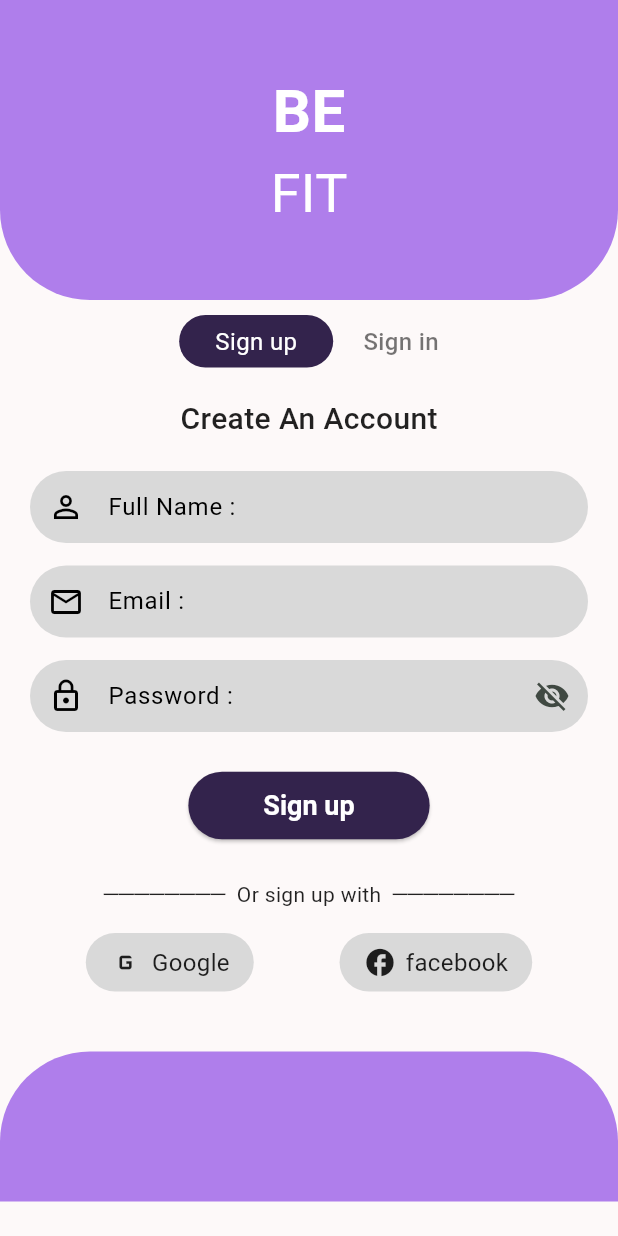
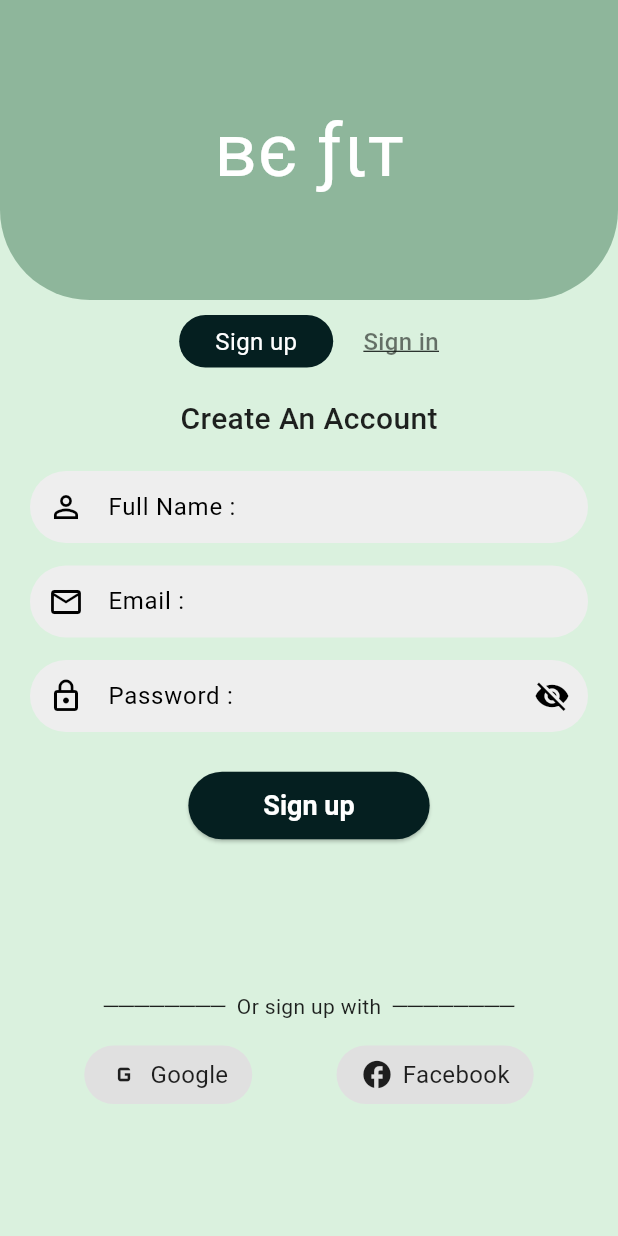
Before and after one commit to DJXROSSS/Fitness-App, a Flutter app: the SignUpScreen screen opened directly, on a phone screen of 412 x 824 dp. Run offline on Flutter 3.47's test engine with Material 3 defaults, Android fonts, the phone set to English and light mode, and no system bars; Roboto replaces fonts that are missing (Itim, Krona One, Lacquer).

Commit message:
Signin signup completed

```diff
--- a/lib/main.dart
+++ b/lib/main.dart
@@ -22,7 +22,7 @@ class BeFitApp extends StatelessWidget {
       title: 'Be 𝓯𝓲𝓽',
       debugShowCheckedModeBanner: false,
       theme: AppTheme.theme,
-      home: HomeScreen(),
+      home: SignUpScreen(),
     );
   }
 }
@@ -144,7 +144,7 @@ class _HomeScreenState extends State<HomeScreen> {
                   title: Text('Logout', style: TextStyle(color: Colors.black)),
                   onTap: () => Navigator.push(
                     context,
-                    MaterialPageRoute(builder: (context) => loginpage()),
+                    MaterialPageRoute(builder: (context) => SignUpScreen()),
                   ),
                 ),
               ],
--- a/lib/pages/Settings_page.dart
+++ b/lib/pages/Settings_page.dart
@@ -94,7 +94,7 @@ class _SettingsPageState extends State<SettingsPage> {
               // Handle logout logic
               Navigator.push(
                 context,
-                MaterialPageRoute(builder: (context) => loginpage()),
+                MaterialPageRoute(builder: (context) => SignUpScreen()),
               );
             },
           ),
--- a/lib/pages/login_page.dart
+++ b/lib/pages/login_page.dart
@@ -1,20 +1,7 @@
+import 'package:befit/pages/sign_up.dart';
 import 'package:flutter/material.dart';
-
-void main() {
-  runApp(const BeFitApp());
-}
-
-class BeFitApp extends StatelessWidget {
-  const BeFitApp({super.key});
-
-  @override
-  Widget build(BuildContext context) {
-    return MaterialApp(
-      debugShowCheckedModeBanner: false,
-      home: const SignUpScreen(),
-    );
-  }
-}
+import 'package:befit/pages/app_theme.dart';
+import 'package:befit/pages/login_page.dart';
 
 class SignUpScreen extends StatefulWidget {
   const SignUpScreen({super.key});
@@ -33,17 +20,22 @@ class _SignUpScreenState extends State<SignUpScreen> {
   @override
   Widget build(BuildContext context) {
     return Scaffold(
-      backgroundColor: const Color(0xFFFDF9F9),
-      body: SingleChildScrollView(
+      backgroundColor: AppTheme.backgroundColor,
+      body: LayoutBuilder(
+        builder: (context, constraints) {
+          return SingleChildScrollView(
+            child: ConstrainedBox(
+              constraints: BoxConstraints(minHeight: constraints.maxHeight),
+              child: IntrinsicHeight(
                 child: Column(
                   children: [
-            // Header with rounded background
+                    // Header
                     Stack(
                       children: [
                         Container(
                           height: 200,
                           decoration: const BoxDecoration(
-                    color: Color(0xFFAF7EEB),
+                            color: AppTheme.primaryColor,
                             borderRadius: BorderRadius.only(
                               bottomLeft: Radius.circular(60),
                               bottomRight: Radius.circular(60),
@@ -55,22 +47,13 @@ class _SignUpScreenState extends State<SignUpScreen> {
                             mainAxisAlignment: MainAxisAlignment.center,
                             children: const [
                               Text(
-                        'BE',
+                                'вє ƒιт',
                                 style: TextStyle(
-                          fontSize: 40,
+                                  fontSize: 50,
                                   color: Colors.white,
-                          fontWeight: FontWeight.bold,
-                          fontFamily: 'Krona One',
                                 ),
                               ),
-                      Text(
-                        'FIT',
-                        style: TextStyle(
-                          fontSize: 36,
-                          color: Colors.white,
-                          fontFamily: 'Lacquer',
-                        ),
-                      ),
+
                             ],
                           ),
                         ),
@@ -79,29 +62,36 @@ class _SignUpScreenState extends State<SignUpScreen> {
 
                     const SizedBox(height: 10),
 
-            // Sign up/in toggle
+                    // Toggle
                     Row(
                       mainAxisAlignment: MainAxisAlignment.center,
                       children: [
                         Container(
-                  padding:
-                  const EdgeInsets.symmetric(horizontal: 24, vertical: 6),
+                          padding: const EdgeInsets.symmetric(horizontal: 24, vertical: 6),
                           decoration: BoxDecoration(
-                    color: const Color(0xFF33234C),
+                            color: AppTheme.appBarBg,
                             borderRadius: BorderRadius.circular(30),
                           ),
-                  child: const Text(
-                    'Sign up',
-                    style: TextStyle(color: Colors.white, fontSize: 16),
-                  ),
+                          child: const Text('Sign up',
+                              style: TextStyle(color: Colors.white, fontSize: 16)),
                         ),
                         const SizedBox(width: 20),
-                const Text(
+                        GestureDetector(
+                          onTap: () {
+                            Navigator.push(
+                              context,
+                              MaterialPageRoute(builder: (context) => const SignInScreen()),
+                            );
+                          },
+                          child: const Text(
                             'Sign in',
                             style: TextStyle(
                               color: Colors.black54,
                               fontSize: 16,
-                      fontWeight: FontWeight.w500),
+                              fontWeight: FontWeight.w500,
+                              decoration: TextDecoration.underline,
+                            ),
+                          ),
                         ),
                       ],
                     ),
@@ -116,7 +106,6 @@ class _SignUpScreenState extends State<SignUpScreen> {
                         fontFamily: 'Itim',
                       ),
                     ),
-
                     const SizedBox(height: 20),
 
                     Padding(
@@ -145,9 +134,8 @@ class _SignUpScreenState extends State<SignUpScreen> {
                               obscureText: !isPasswordVisible,
                               suffixIcon: IconButton(
                                 icon: Icon(
-                          isPasswordVisible
-                              ? Icons.visibility
-                              : Icons.visibility_off,
+                                  isPasswordVisible ? Icons.visibility : Icons.visibility_off,
+                                  color: Colors.black,
                                 ),
                                 onPressed: () {
                                   setState(() {
@@ -158,66 +146,60 @@ class _SignUpScreenState extends State<SignUpScreen> {
                             ),
                             const SizedBox(height: 25),
                             ElevatedButton(
-                      onPressed: () {},
+                              onPressed: () {
+                                if (_formKey.currentState!.validate()) {
+                                  // Handle sign up
+                                }
+                              },
                               style: ElevatedButton.styleFrom(
-                        backgroundColor: const Color(0xFF33234C),
-                        padding: const EdgeInsets.symmetric(
-                            horizontal: 50, vertical: 12),
+                                backgroundColor: AppTheme.appBarBg,
+                                padding: const EdgeInsets.symmetric(horizontal: 50, vertical: 12),
                                 shape: RoundedRectangleBorder(
                                   borderRadius: BorderRadius.circular(30),
                                 ),
                               ),
-                      child: const Text(
-                        'Sign up',
-                        style: TextStyle(fontSize: 18),
-                      ),
+                              child: const Text('Sign up', style: TextStyle(fontSize: 18)),
                             ),
                           ],
                         ),
                       ),
                     ),
 
-            const SizedBox(height: 25),
+                    const SizedBox(height: 100),
 
-            // Divider
-            Row(
-              mainAxisAlignment: MainAxisAlignment.center,
-              children: const [
-                Text(
+                    const Text(
                       '────────  Or sign up with  ────────',
-                  style: TextStyle(
-                    fontSize: 14,
-                    color: Colors.black87,
+                      style: TextStyle(fontSize: 14, color: Colors.black87),
                     ),
-                ),
-              ],
-            ),
-
                     const SizedBox(height: 15),
 
                     Row(
                       mainAxisAlignment: MainAxisAlignment.spaceEvenly,
                       children: [
                         _socialButton('Google', Icons.g_mobiledata),
-                _socialButton('facebook', Icons.facebook),
+                        _socialButton('Facebook', Icons.facebook),
                       ],
                     ),
 
                     const SizedBox(height: 40),
 
-            // Footer curve
-            Container(
-              height: 100,
-              decoration: const BoxDecoration(
-                color: Color(0xFFAF7EEB),
-                borderRadius: BorderRadius.only(
-                  topLeft: Radius.circular(60),
-                  topRight: Radius.circular(60),
+                    // Footer Bar
+                    // Container(
+                    //   height: 100,
+                    //   decoration: const BoxDecoration(
+                    //     color: AppTheme.primaryColor,
+                    //     borderRadius: BorderRadius.only(
+                    //       topLeft: Radius.circular(60),
+                    //       topRight: Radius.circular(60),
+                    //     ),
+                    //   ),
+                    // ),
+                  ],
                 ),
               ),
             ),
-          ],
-        ),
+          );
+        },
       ),
     );
   }
@@ -241,17 +223,15 @@ class _SignUpScreenState extends State<SignUpScreen> {
         labelText: '$label :',
         labelStyle: const TextStyle(color: Colors.black),
         filled: true,
-        fillColor: const Color(0xFFD9D9D9),
-        contentPadding:
-        const EdgeInsets.symmetric(horizontal: 16, vertical: 10),
+        fillColor: Colors.grey.shade200,
+        contentPadding: const EdgeInsets.symmetric(horizontal: 16, vertical: 10),
         border: OutlineInputBorder(
           borderRadius: BorderRadius.circular(30),
           borderSide: BorderSide.none,
         ),
       ),
       style: const TextStyle(color: Colors.black),
-      validator: (value) =>
-      value == null || value.isEmpty ? 'Enter $label' : null,
+      validator: (value) => value == null || value.isEmpty ? 'Enter $label' : null,
     );
   }
 
@@ -259,7 +239,7 @@ class _SignUpScreenState extends State<SignUpScreen> {
     return Container(
       padding: const EdgeInsets.symmetric(horizontal: 16, vertical: 8),
       decoration: BoxDecoration(
-        color: const Color(0xFFD9D9D9),
+        color: Colors.grey.shade300,
         borderRadius: BorderRadius.circular(30),
       ),
       child: Row(
```
Also changed, not shown: lib/pages/sign_up.dart (+55 -61 lines). Lines whose indentation alone changed are shown as unchanged.
